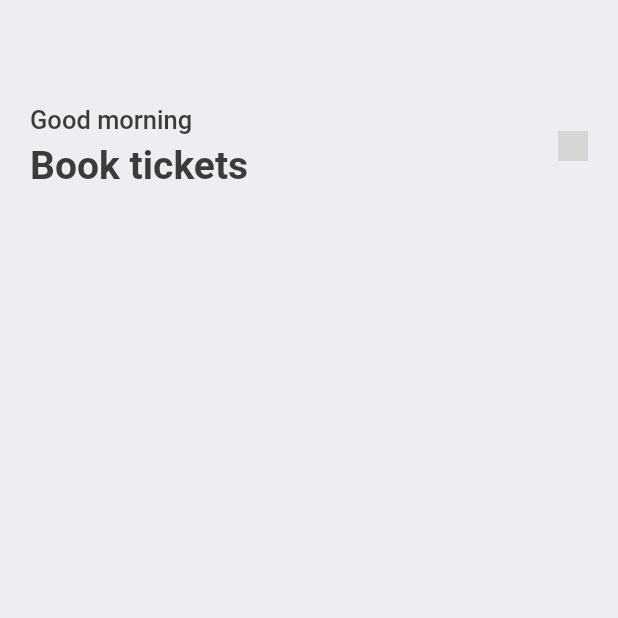
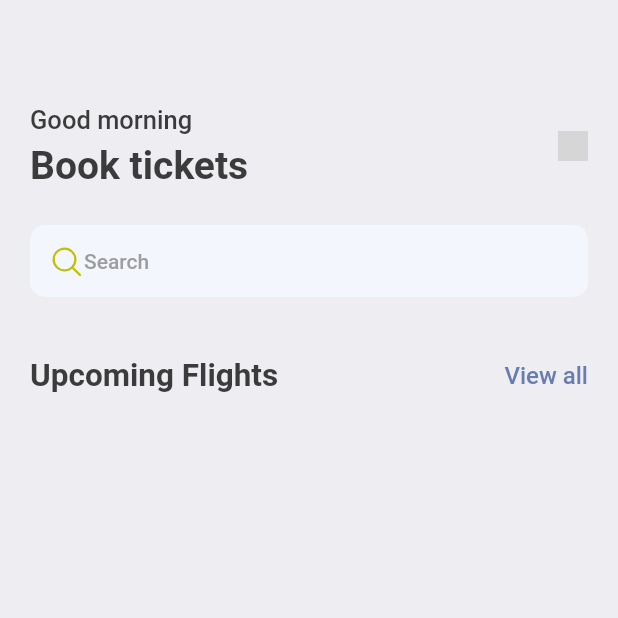
Before and after one commit to madbull12/flutter_ticket_booking, a Flutter app: the HomeScreen screen opened directly, on a phone screen of 412 x 824 dp, the top half of it. Run offline on Flutter 3.47's test engine with Material 2 defaults, Android fonts, the phone set to English and light mode, and no system bars; our stand-ins replace fluentui_icons, gap; grey boxes are pictures that could not be loaded.

Commit message:
home screen ui updates

```diff
--- a/lib/home_screen.dart
+++ b/lib/home_screen.dart
@@ -1,6 +1,7 @@
 import "package:flutter/material.dart";
 import "package:ticket_booking_yt/utils/app_styles.dart";
 import "package:gap/gap.dart";
+import "package:fluentui_icons/fluentui_icons.dart";
 
 class HomeScreen extends StatelessWidget {
   const HomeScreen({super.key});
@@ -35,6 +36,35 @@ class HomeScreen extends StatelessWidget {
                                 image: AssetImage("images/travel.png")))),
                   ],
                 ),
+                const Gap(25),
+                Container(
+                    decoration: BoxDecoration(
+                        borderRadius: BorderRadius.circular(10),
+                        color: const Color(0xFFF4F6FD)),
+                    padding: const EdgeInsets.symmetric(
+                        vertical: 12, horizontal: 12),
+                    child: Row(
+                      children: [
+                        const Icon(FluentSystemIcons.ic_fluent_search_regular,
+                            color: Color(0xFFBFC205)),
+                        Text("Search", style: Styles.headlineStyle4)
+                      ],
+                    )),
+                const Gap(40),
+                Row(
+                  mainAxisAlignment: MainAxisAlignment.spaceBetween,
+                  children: [
+                    Text(
+                      "Upcoming Flights",
+                      style: Styles.headlineStyle2,
+                    ),
+                    Text(
+                      "View all",
+                      style:
+                          Styles.textStyle.copyWith(color: Styles.primaryColor),
+                    )
+                  ],
+                )
               ],
             )),
       ]),
```
